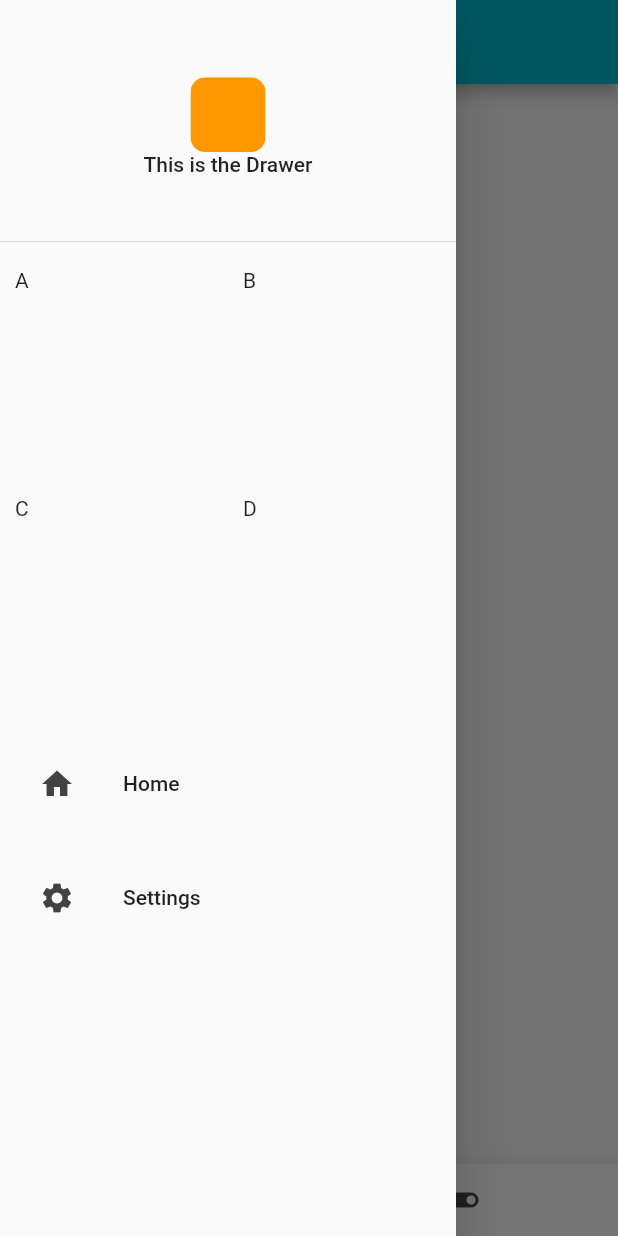
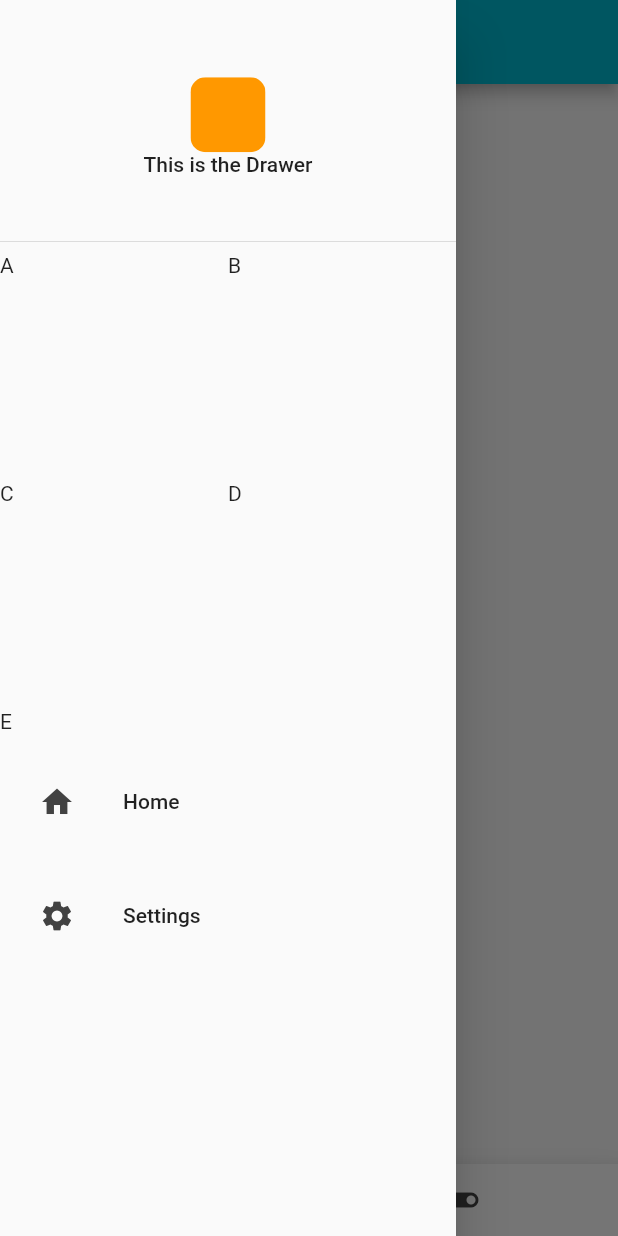
Before and after one commit to tzuchienkao/flutter_ebook_sample, a Flutter app: the screen it shows after launch, with the side drawer open, on a phone screen of 412 x 824 dp. Run offline on Flutter 3.47's test engine with Material 2 defaults, Android fonts, the light colour scheme and no system bars.

Commit message:
fix: singal-scroll-view change height, remove unused file

```diff
--- a/lib/main.dart
+++ b/lib/main.dart
@@ -1,8 +1,4 @@
 import 'package:flutter/material.dart';
-// import 'package:provider/provider.dart';
-
-// import 'package:flutter_sample_ch5/sample/sample.dart';
-import 'package:flutter_ebook_sample/sample/provider.dart';
 import 'package:flutter_ebook_sample/sample/sample.dart';
 
 void main() {
--- a/lib/sample/drawer.dart
+++ b/lib/sample/drawer.dart
@@ -1,5 +1,4 @@
 import 'package:flutter/material.dart';
-
 import 'package:flutter_ebook_sample/sample/drawer_singal_view.dart';
 
 class DrawerLeading extends StatefulWidget {
--- a/lib/sample/drawer_singal_view.dart
+++ b/lib/sample/drawer_singal_view.dart
@@ -7,10 +7,10 @@ class DrawerSingalView extends StatelessWidget {
 
   @override
   Widget build(BuildContext context) {
-    return Drawer(
-      child: SingleChildScrollView(
+    return SingleChildScrollView(
         child: Container(
-          height: 800.0,
+            height: MediaQuery.of(context).size.height.toDouble(),
+            child: Drawer(
               child: Column(
                 children: <Widget>[
                   DrawerHeader(
@@ -19,12 +19,13 @@ class DrawerSingalView extends StatelessWidget {
                           mainAxisAlignment: MainAxisAlignment.center,
                           children: [
                             Container(
-                          constraints:
-                              BoxConstraints(minHeight: 50.0, minWidth: 50.0),
+                              constraints: BoxConstraints(
+                                  minHeight: 50.0, minWidth: 50.0),
                               child: ClipRRect(
                                 borderRadius: BorderRadius.circular(10.0),
                                 child: DecoratedBox(
-                                decoration: BoxDecoration(color: Colors.orange),
+                                    decoration:
+                                        BoxDecoration(color: Colors.orange),
                                     child: Padding(
                                       padding: EdgeInsets.all(0),
                                     )),
@@ -36,13 +37,14 @@ class DrawerSingalView extends StatelessWidget {
                   ),
                   Expanded(
                       child: GridView.builder(
-                      gridDelegate: SliverGridDelegateWithFixedCrossAxisCount(
+                          gridDelegate:
+                              SliverGridDelegateWithFixedCrossAxisCount(
                             crossAxisCount: 2,
                           ),
                           itemCount: gridList.length,
                           itemBuilder: (BuildContext context, int idx) {
                             return Container(
-                            padding: EdgeInsets.all(10.0),
+                                height: 30,
                                 child: Text(
                                   gridList[idx],
                                 ));
@@ -67,8 +69,6 @@ class DrawerSingalView extends StatelessWidget {
                           })),
                 ],
               ),
-        ),
-      ),
-    );
+            )));
   }
 }
```
Also changed, not shown: lib/sample/provider.dart (deleted, +0 -70 lines). Lines whose indentation alone changed are shown as unchanged.
